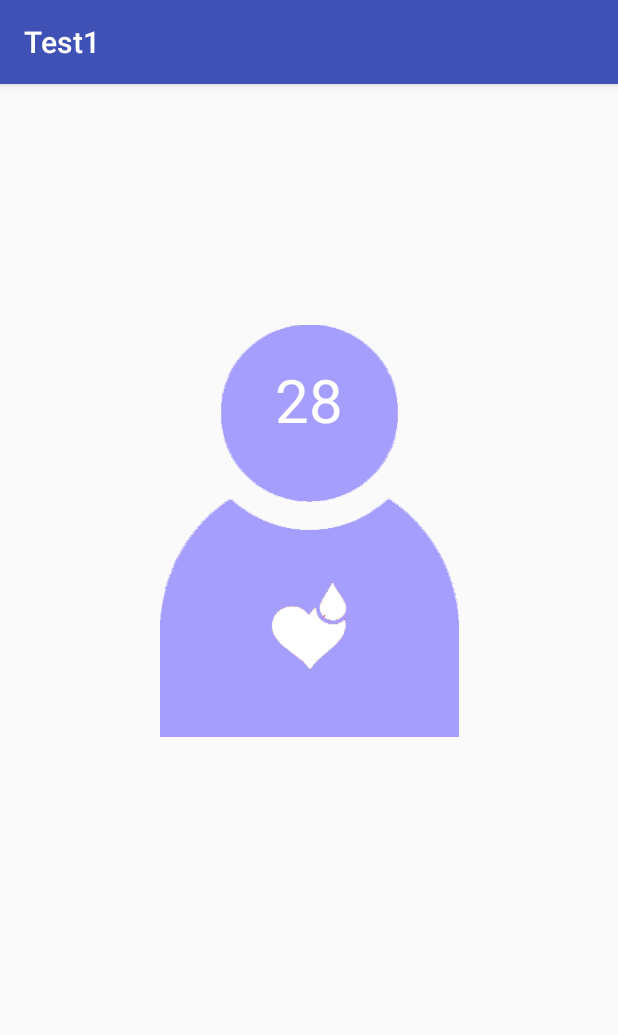
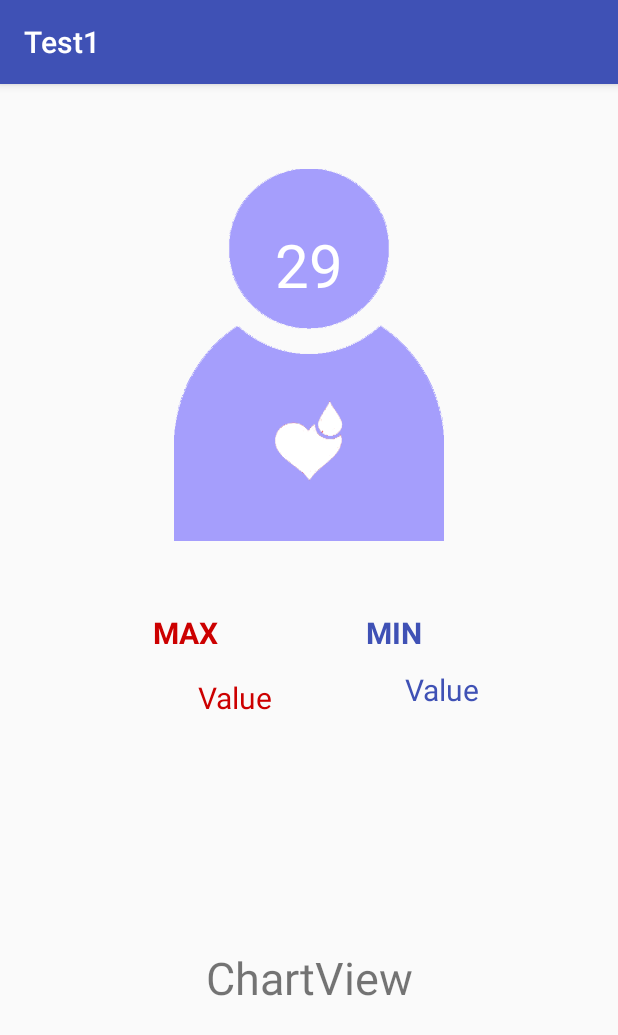
Before and after one commit to LDHistory/2017SummerSan-Diego, an Android app: the fragment HeartActivity shown on its own in the app's theme, on a phone screen of 412 x 824 dp. Shown: the top 1035 px of the screen. Run offline under Robolectric (Android 15) with nearby library versions, the phone set to English and light mode, and no system bars; pictures from the network do not load; 3 statements that could not run were skipped.

Commit message:
Change Heart

```diff
--- a/Test1/app/src/main/res/layout/activity_heart.xml
+++ b/Test1/app/src/main/res/layout/activity_heart.xml
@@ -8,14 +8,13 @@
 
     <ImageView
         android:id="@+id/heart"
-        android:layout_width="199dp"
-        android:layout_height="373dp"
+        android:layout_width="180dp"
+        android:layout_height="292dp"
         app:layout_constraintBottom_toBottomOf="parent"
         app:layout_constraintLeft_toLeftOf="parent"
         app:layout_constraintRight_toRightOf="parent"
         app:layout_constraintTop_toTopOf="parent"
-        app:layout_constraintHorizontal_bias="0.502"
-        app:layout_constraintVertical_bias="0.282" />
+        app:layout_constraintVertical_bias="0.073" />
 
     <TextView
         android:id="@+id/heartValue"
@@ -28,7 +27,7 @@
         app:layout_constraintLeft_toLeftOf="parent"
         app:layout_constraintRight_toRightOf="parent"
         app:layout_constraintTop_toTopOf="parent"
-        app:layout_constraintVertical_bias="0.257" />
+        app:layout_constraintVertical_bias="0.131" />
 
     <ImageView
         android:id="@+id/heartbit"
@@ -36,11 +35,92 @@
         android:layout_height="65dp"
         app:layout_constraintTop_toTopOf="parent"
         app:layout_constraintBottom_toBottomOf="parent"
-        app:layout_constraintVertical_bias="0.536"
+        app:layout_constraintVertical_bias="0.378"
         android:layout_marginRight="8dp"
         app:layout_constraintRight_toRightOf="parent"
         android:layout_marginLeft="8dp"
+        app:layout_constraintLeft_toLeftOf="parent" />
+
+    <TextView
+        android:id="@+id/MHV"
+        android:layout_width="59dp"
+        android:layout_height="30dp"
+        android:layout_marginBottom="8dp"
+        android:layout_marginLeft="8dp"
+        android:layout_marginRight="8dp"
+        android:layout_marginTop="8dp"
+        android:text="MIN"
+        android:textColor="@color/colorPrimary"
+        android:textSize="20dp"
+        android:textStyle="bold"
+        app:layout_constraintBottom_toBottomOf="parent"
+        app:layout_constraintHorizontal_bias="0.433"
+        app:layout_constraintLeft_toRightOf="@+id/HMV"
+        app:layout_constraintRight_toRightOf="parent"
+        app:layout_constraintTop_toBottomOf="@+id/heart"
+        app:layout_constraintVertical_bias="0.044" />
+
+    <TextView
+        android:id="@+id/HMV"
+        android:layout_width="57dp"
+        android:layout_height="27dp"
+        android:layout_marginBottom="8dp"
+        android:layout_marginLeft="102dp"
+        android:layout_marginTop="8dp"
+        android:text="MAX"
+        android:textColor="@android:color/holo_red_dark"
+        android:textSize="20dp"
+        android:textStyle="bold"
+        app:layout_constraintBottom_toBottomOf="parent"
         app:layout_constraintLeft_toLeftOf="parent"
-        tools:layout_editor_absoluteY="237dp" />
+        app:layout_constraintTop_toBottomOf="@+id/heart"
+        app:layout_constraintVertical_bias="0.043" />
+
+    <TextView
+        android:id="@+id/HMValue"
+        android:layout_width="wrap_content"
+        android:layout_height="wrap_content"
+        android:text="Value"
+        android:textColor="@android:color/holo_red_dark"
+        android:textSize="20dp"
+        android:layout_marginLeft="8dp"
+        app:layout_constraintLeft_toLeftOf="parent"
+        app:layout_constraintRight_toLeftOf="@+id/MHValue"
+        android:layout_marginRight="8dp"
+        android:layout_marginTop="8dp"
+        app:layout_constraintTop_toBottomOf="@+id/HMV"
+        app:layout_constraintBottom_toBottomOf="parent"
+        android:layout_marginBottom="8dp"
+        app:layout_constraintHorizontal_bias="0.608"
+        app:layout_constraintVertical_bias="0.024" />
+
+    <TextView
+        android:id="@+id/MHValue"
+        android:layout_width="wrap_content"
+        android:layout_height="wrap_content"
+        android:text="Value"
+        android:textColor="@color/colorPrimary"
+        android:textSize="20dp"
+        android:layout_marginRight="92dp"
+        app:layout_constraintRight_toRightOf="parent"
+        app:layout_constraintBottom_toBottomOf="parent"
+        android:layout_marginBottom="8dp"
+        android:layout_marginTop="8dp"
+        app:layout_constraintTop_toBottomOf="@+id/MHV"
+        app:layout_constraintVertical_bias="0.0" />
+
+    <TextView
+        android:id="@+id/textView9"
+        android:layout_width="wrap_content"
+        android:layout_height="wrap_content"
+        android:text="ChartView"
+        android:textSize="30dp"
+        app:layout_constraintLeft_toLeftOf="parent"
+        app:layout_constraintRight_toRightOf="parent"
+        app:layout_constraintHorizontal_bias="0.502"
+        android:layout_marginTop="8dp"
+        app:layout_constraintTop_toBottomOf="@+id/HMValue"
+        app:layout_constraintBottom_toBottomOf="parent"
+        android:layout_marginBottom="8dp" />
 
 </android.support.constraint.ConstraintLayout>
```
Also changed, not shown: Test1/app/src/main/java/comdbstjdduswkd/naver/httpblog/test1/AnimActivity.java (deleted, +0 -93 lines), Test1/app/src/main/res/layout/activity_anim.xml (deleted, +0 -47 lines).
